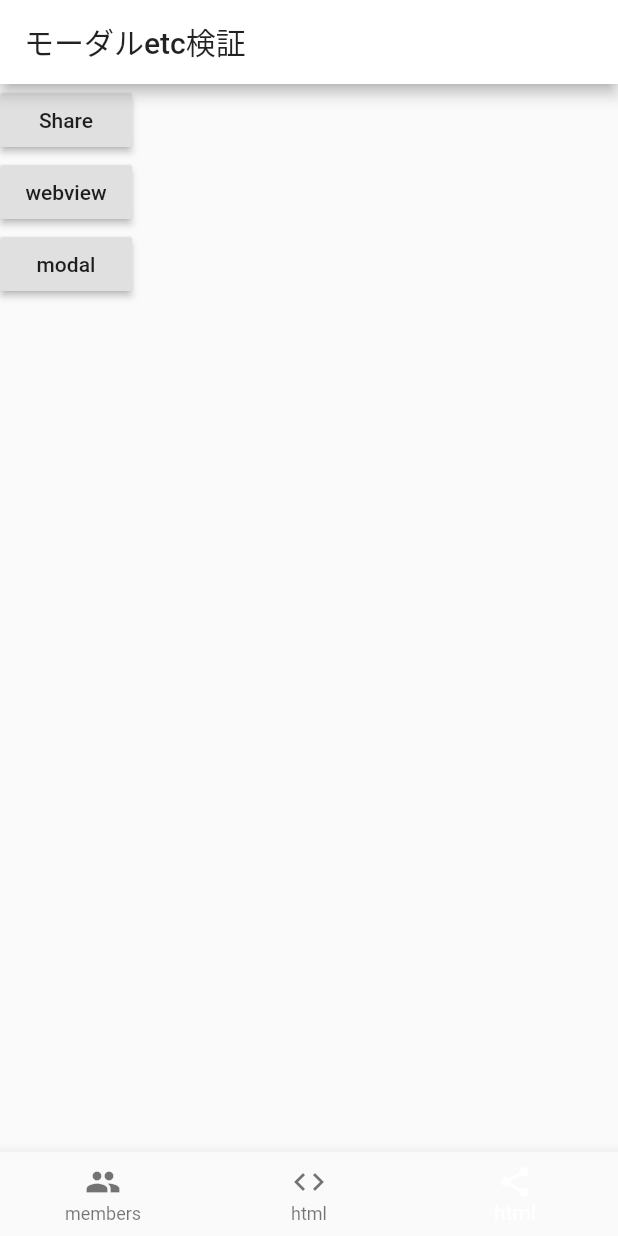
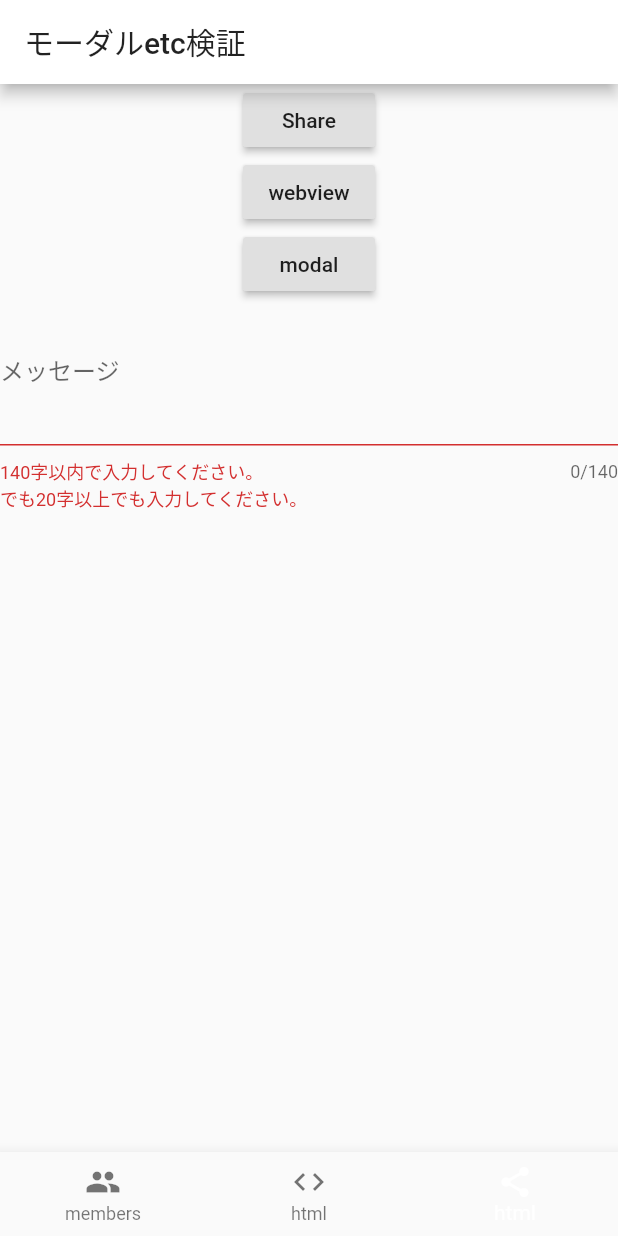
Before and after one commit to canisterism/knock_poc, a Flutter app: the screen it shows after launch, item 3 of the bottom bar chosen, on a phone screen of 412 x 824 dp. Run offline on Flutter 3.47's test engine with Material 2 defaults, Android fonts, the phone set to English and light mode, and no system bars; our stand-ins replace flutter_html, share.

Commit message:
:+1: add textField sample

```diff
--- a/lib/main.dart
+++ b/lib/main.dart
@@ -244,6 +244,29 @@ class ShareScreen extends StatelessWidget {
                   );
                 },
               ),
+              Builder(builder: (context) {
+                final errorTextList = [
+                  "140字以内で入力してください。",
+                  "でも20字以上でも入力してください。"
+                ];
+                final inputDecoration = errorTextList.length < 1
+                    ? InputDecoration(
+                        hintText: 'いつもありがとう！',
+                        labelText: 'メッセージ',
+                        errorText: errorTextList.join("\n"))
+                    : InputDecoration(
+                        hintText: 'いつもありがとう！',
+                        labelText: 'メッセージ',
+                        errorText: errorTextList.join("\n"));
+
+                return TextField(
+                  maxLines: 5,
+                  minLines: 3,
+                  maxLength: 140,
+                  onChanged: (e) => print(e),
+                  decoration: inputDecoration,
+                );
+              })
             ],
           );
         },
```
